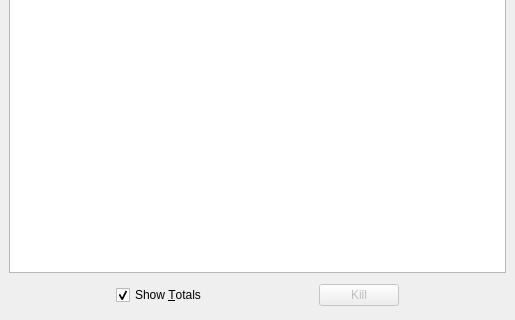
The window that gui/SensorDisplayLib/ProcessWidgetUI.ui (KDE/ksysguard) describes before a commit, drawn with Qt 5; both pictures show x 0 to 515 and y 152 to 472 of the 515 by 472 pixel window.
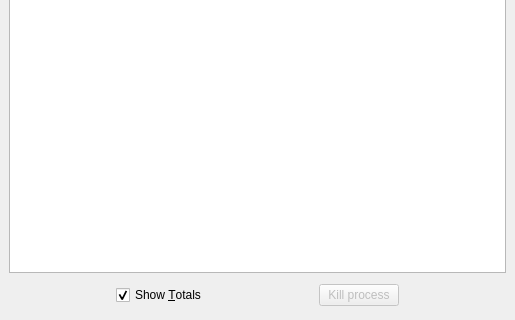
The same window after the commit. Custom widgets are drawn as their Qt base class.

```diff
--- a/gui/SensorDisplayLib/ProcessWidgetUI.ui
+++ b/gui/SensorDisplayLib/ProcessWidgetUI.ui
@@ -171,7 +171,7 @@
         </sizepolicy>
        </property>
        <property name="text" >
-        <string>Kill</string>
+        <string>Kill process</string>
        </property>
       </widget>
      </item>
```
